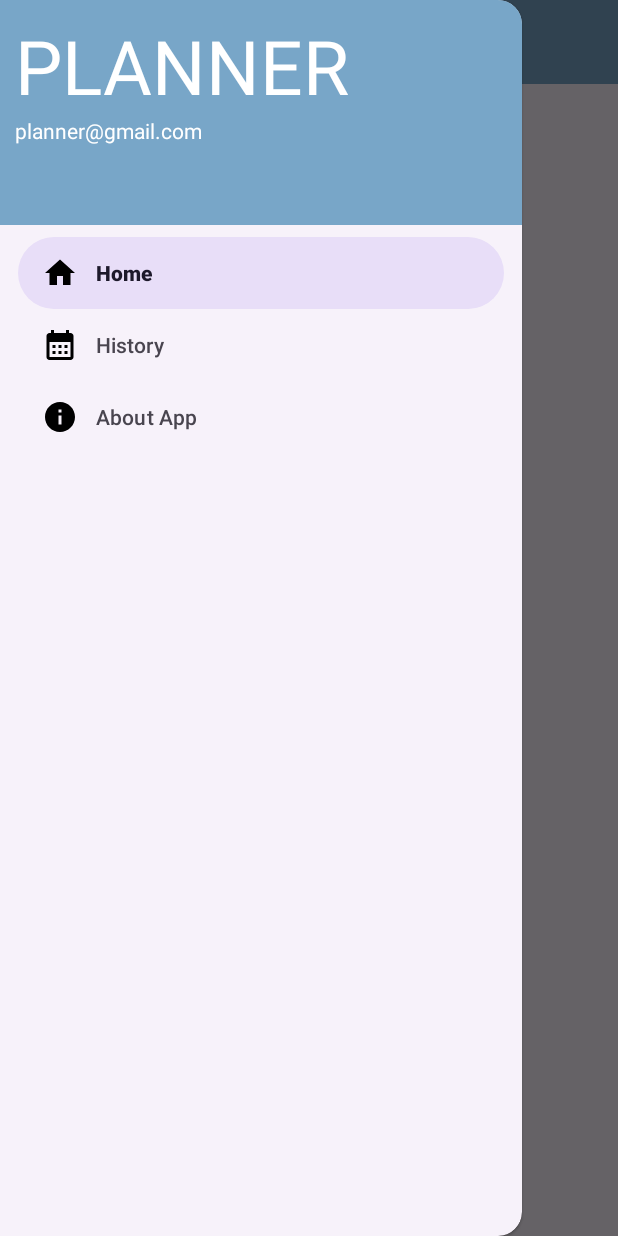
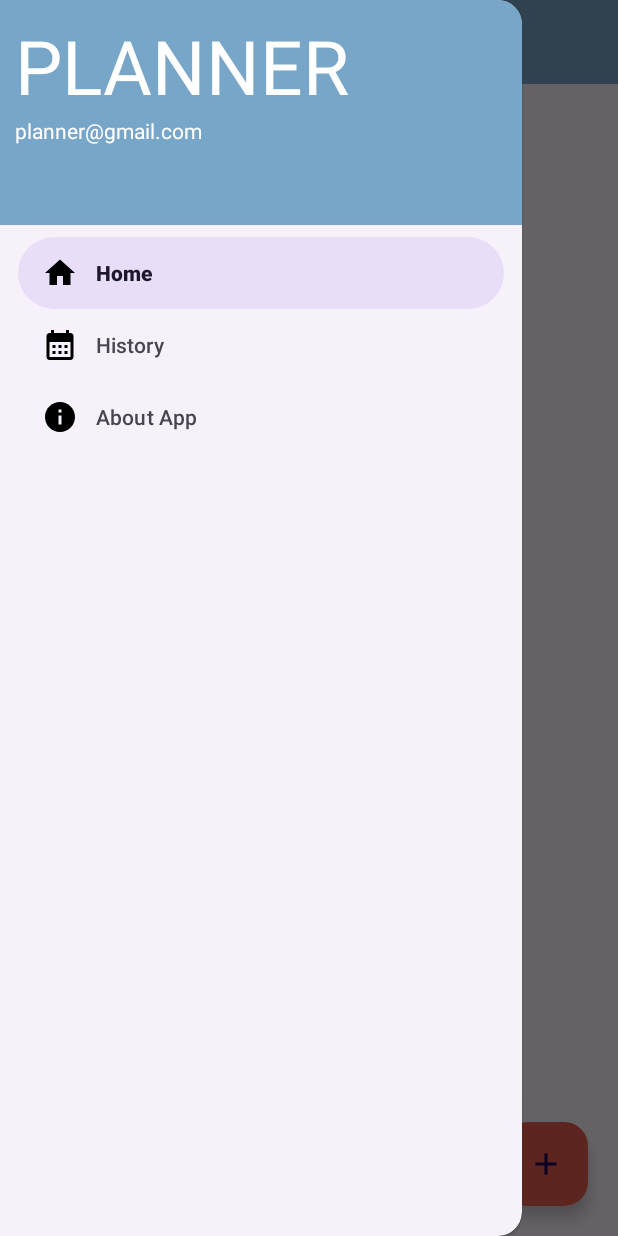
Before and after one commit to KristineMagdalene/OdysseyMate, an Android app: the screen it shows after launch (MainActivity), with the side drawer open, on a phone screen of 412 x 824 dp. Run offline under Robolectric (Android 15) with nearby library versions, the phone set to English and light mode, and no system bars.

Commit message:
Add Data's Commit

```diff
--- a/app/build.gradle
+++ b/app/build.gradle
@@ -32,7 +32,8 @@ android {
     }
 }
 dependencies {
-
+    // dependency for circular ImageView
+    implementation 'de.hdodenhof:circleimageview:3.1.0'
     implementation 'androidx.appcompat:appcompat:1.6.1'
     implementation 'com.google.android.material:material:1.5.0'
     implementation 'androidx.constraintlayout:constraintlayout:2.1.4'
--- a/app/src/main/java/com/example/planner/Fragment/HomeFragment.java
+++ b/app/src/main/java/com/example/planner/Fragment/HomeFragment.java
@@ -2,21 +2,44 @@ package com.example.planner.Fragment;
 
 import android.os.Bundle;
 
+import androidx.annotation.NonNull;
+import androidx.annotation.Nullable;
 import androidx.fragment.app.Fragment;
+import androidx.fragment.app.FragmentManager;
+import androidx.fragment.app.FragmentTransaction;
 
 import android.view.LayoutInflater;
 import android.view.View;
 import android.view.ViewGroup;
+import android.widget.Toast;
 
+import com.example.planner.Fragment.AddPlans.AddPlanFragment;
 import com.example.planner.R;
+import com.example.planner.databinding.FragmentHomeBinding;
 
 
 public class HomeFragment extends Fragment {
-
+    private FragmentHomeBinding binding;
     @Override
     public View onCreateView(LayoutInflater inflater, ViewGroup container,
                              Bundle savedInstanceState) {
         // Inflate the layout for this fragment
-        return inflater.inflate(R.layout.fragment_home, container, false);
+        binding = FragmentHomeBinding.inflate(getLayoutInflater());
+        return binding.getRoot();
+    }
+
+    @Override
+    public void onViewCreated(@NonNull View view, @Nullable Bundle savedInstanceState) {
+        super.onViewCreated(view, savedInstanceState);
+        binding.fab.setOnClickListener(new View.OnClickListener() {
+            @Override
+            public void onClick(View view) {
+                AddPlanFragment addPlanFragment = new AddPlanFragment();
+                FragmentManager fragmentManager = getParentFragmentManager(); // For Fragment within Fragment
+                FragmentTransaction fragmentTransaction = fragmentManager.beginTransaction();
+                fragmentTransaction.replace(R.id.fragment_container, addPlanFragment); // Replace "fragment_container" with your actual container ID
+                fragmentTransaction.commit();
+            }
+        });
     }
 }
--- /dev/null
+++ b/app/src/main/res/drawable/baseline_add_24.xml
@@ -0,0 +1,5 @@
+<vector android:height="24dp" android:tint="#000000"
+    android:viewportHeight="24" android:viewportWidth="24"
+    android:width="24dp" xmlns:android="http://schemas.android.com/apk/res/android">
+    <path android:fillColor="@android:color/white" android:pathData="M19,13h-6v6h-2v-6H5v-2h6V5h2v6h6v2z"/>
+</vector>
--- /dev/null
+++ b/app/src/main/res/drawable/baseline_arrow_back_24.xml
@@ -0,0 +1,5 @@
+<vector android:autoMirrored="true" android:height="24dp"
+    android:tint="#000000" android:viewportHeight="24"
+    android:viewportWidth="24" android:width="24dp" xmlns:android="http://schemas.android.com/apk/res/android">
+    <path android:fillColor="@android:color/white" android:pathData="M20,11H7.83l5.59,-5.59L12,4l-8,8 8,8 1.41,-1.41L7.83,13H20v-2z"/>
+</vector>
--- /dev/null
+++ b/app/src/main/res/drawable/baseline_more_vert_24.xml
@@ -0,0 +1,5 @@
+<vector android:height="24dp" android:tint="#000000"
+    android:viewportHeight="24" android:viewportWidth="24"
+    android:width="24dp" xmlns:android="http://schemas.android.com/apk/res/android">
+    <path android:fillColor="@android:color/white" android:pathData="M12,8c1.1,0 2,-0.9 2,-2s-0.9,-2 -2,-2 -2,0.9 -2,2 0.9,2 2,2zM12,10c-1.1,0 -2,0.9 -2,2s0.9,2 2,2 2,-0.9 2,-2 -0.9,-2 -2,-2zM12,16c-1.1,0 -2,0.9 -2,2s0.9,2 2,2 2,-0.9 2,-2 -0.9,-2 -2,-2z"/>
+</vector>
--- a/app/src/main/res/layout/fragment_home.xml
+++ b/app/src/main/res/layout/fragment_home.xml
@@ -1,14 +1,52 @@
 <?xml version="1.0" encoding="utf-8"?>
-<FrameLayout xmlns:android="http://schemas.android.com/apk/res/android"
+<androidx.constraintlayout.widget.ConstraintLayout xmlns:android="http://schemas.android.com/apk/res/android"
+    xmlns:app="http://schemas.android.com/apk/res-auto"
     xmlns:tools="http://schemas.android.com/tools"
     android:layout_width="match_parent"
     android:layout_height="match_parent"
-    tools:context=".Fragment.HomeFragment">
+    tools:context=".MainActivity">
 
-    <!-- TODO: Update blank fragment layout -->
     <TextView
-        android:layout_width="match_parent"
-        android:layout_height="match_parent"
-        android:text="@string/hello_blank_fragment" />
+        android:id="@+id/textview"
+        android:layout_width="wrap_content"
+        android:layout_height="wrap_content"
+        android:layout_centerHorizontal="true"
+        android:layout_marginTop="20dp"
+        android:text="Plans"
+        android:textColor="@color/black"
+        android:textSize="40sp"
+        android:textStyle="bold"
+        app:layout_constraintEnd_toEndOf="parent"
+        app:layout_constraintHorizontal_bias="0.5"
+        app:layout_constraintStart_toStartOf="parent"
+        app:layout_constraintTop_toTopOf="parent" />
 
-</FrameLayout>
+    <androidx.recyclerview.widget.RecyclerView
+        android:id="@+id/recyclerview"
+        android:layout_width="0dp"
+        android:layout_height="0dp"
+        tools:listitem="@layout/item_row"
+        android:padding="10dp"
+        android:layout_below="@id/textview"
+        android:nestedScrollingEnabled="true"
+        app:layout_constraintBottom_toBottomOf="parent"
+        app:layout_constraintEnd_toEndOf="parent"
+        app:layout_constraintHorizontal_bias="0.5"
+        app:layout_constraintStart_toStartOf="parent"
+        app:layout_constraintTop_toBottomOf="@+id/textview" />
+
+    <com.google.android.material.floatingactionbutton.FloatingActionButton
+        android:id="@+id/fab"
+        android:layout_width="wrap_content"
+        android:layout_height="wrap_content"
+        android:layout_alignParentEnd="true"
+        android:layout_alignParentBottom="true"
+        android:layout_margin="20dp"
+        android:backgroundTint="@color/four"
+        android:tint="@color/white"
+        android:src="@drawable/baseline_add_24"
+        app:layout_constraintBottom_toBottomOf="parent"
+        app:layout_constraintEnd_toEndOf="parent" />
+
+
+</androidx.constraintlayout.widget.ConstraintLayout>
```
Also changed, not shown: app/src/main/java/com/example/planner/Fragment/AddPlans/AddPlanFragment.java (added, +192 -0 lines), app/src/main/res/layout/fragment_add_plan.xml (added, +130 -0 lines), app/src/main/res/layout/item_row.xml (added, +115 -0 lines), app/src/main/res/drawable/profile.png (added), app/src/main/res/font/bold.ttf (added), app/src/main/res/font/medium.ttf (added), app/src/main/res/font/regular.ttf (added), 1 other file.
